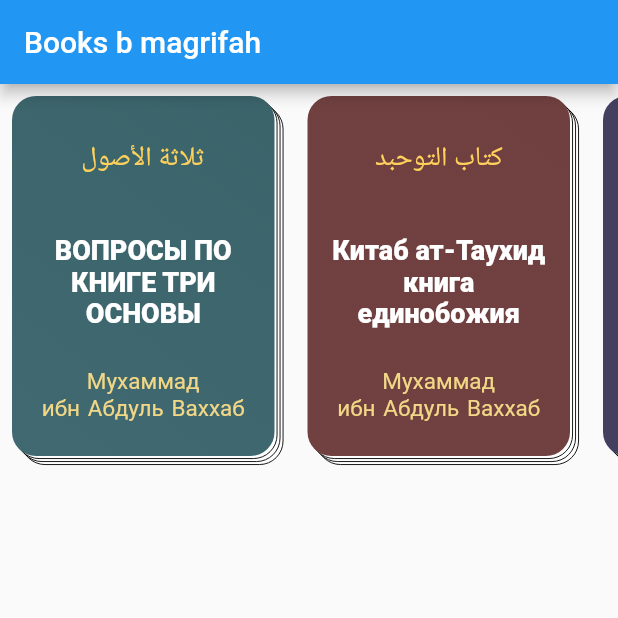
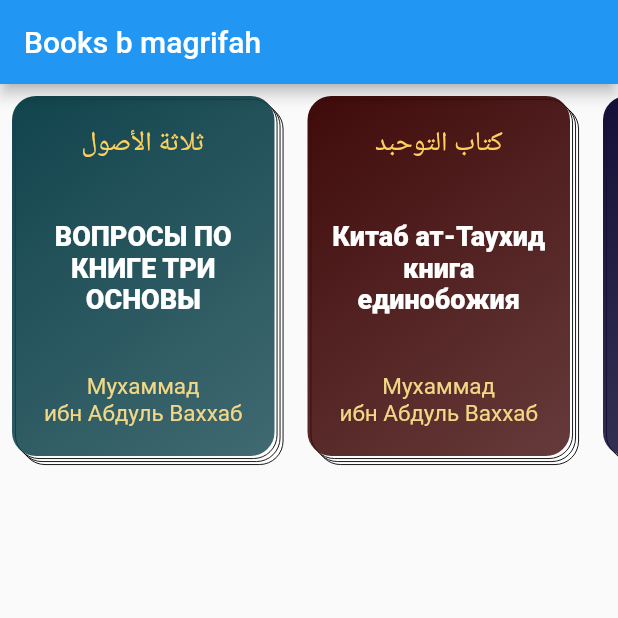
Before and after one commit to Sadid-USN/List-books-ui, a Flutter app: the screen it shows after launch, on a phone screen of 412 x 824 dp, the top half of it. Run offline on Flutter 3.47's test engine with Material 2 defaults, Android fonts, the phone set to English and light mode, and no system bars; Roboto replaces fonts that are missing (Scheherazade).

Commit message:
refactor cards

```diff
--- a/lib/book_card.dart
+++ b/lib/book_card.dart
@@ -1,29 +1,33 @@
 import 'package:flutter/material.dart';
 
-
 class BookCard extends StatelessWidget {
-  const BookCard(
-      {Key? key,
-      this.height,
-      this.width,
-      this.containerColor,
-      this.bookTitleAr,
-      this.titleColorAr,
-      this.bookTitleRu,
-      this.titleColorRu,
-      this.authorName,
-      this.authorNameColor,
-      })
-      : super(key: key);
+  const BookCard({
+    Key? key,
+    this.height,
+    this.width,
+    this.backgroundColor = 0,
+    this.title,
+    this.titleColor = 0,
+    this.titleSize = 18,
+    this.topText,
+    this.topTextColor = 0,
+    this.topTextSize = 18,
+    this.bottomText,
+    this.bottomTextColor = 0,
+    this.bottomTextSize = 15,
+  }) : super(key: key);
   final double? height;
   final double? width;
-  final BoxDecoration? containerColor;
-  final Color? titleColorAr;
-  final Color? titleColorRu;
-  final Color? authorNameColor;
-  final String? bookTitleRu;
-  final String? authorName;
-  final String? bookTitleAr;
+  final int backgroundColor;
+  final int topTextColor;
+  final int titleColor;
+  final int bottomTextColor;
+  final String? title;
+  final String? bottomText;
+  final String? topText;
+  final double titleSize;
+  final double topTextSize;
+  final double bottomTextSize;
 
   @override
   Widget build(BuildContext context) {
@@ -55,7 +59,7 @@ class BookCard extends StatelessWidget {
         Padding(
           padding: const EdgeInsets.only(top: 2, left: 2),
           child: Container(
-               height: height,
+              height: height,
               width: width,
               decoration: BoxDecoration(
                 border: Border.all(color: Colors.black, width: 0.6),
@@ -67,55 +71,58 @@ class BookCard extends StatelessWidget {
           children: [
             Flexible(
               child: Container(
-                 height: height,
+                height: height,
                 width: width,
-                decoration: containerColor,
+                decoration: BoxDecoration(
+                    borderRadius: BorderRadius.all(Radius.circular(16)),
+                    // border: Border.all(color: Colors.black, width: 0.6),
+                    color: Colors.white,
+                    gradient: LinearGradient(
+                      begin: Alignment.topLeft,
+                      end: Alignment.bottomRight,
+                      colors: [
+                        Color(backgroundColor),
+                        Color(backgroundColor - 0x33000000),
+                      ],
+                    )),
                 child: Column(
                   mainAxisAlignment: MainAxisAlignment.center,
                   crossAxisAlignment: CrossAxisAlignment.center,
                   children: [
-                    const SizedBox(
-                      height: 15.0,
-                    ),
-                    Text(
-                      bookTitleAr ??'',
-                      style: TextStyle(
-                          fontFamily: 'Scheherazade',
-                          fontSize: 18,
-                          color: titleColorAr),
-                    ),
-                    const SizedBox(
-                      height: 30.0,
-                    ),
+                    Spacer(flex: 1),
                     Padding(
                       padding: const EdgeInsets.all(8.0),
                       child: Text(
-                        bookTitleRu ?? '',
-                        textAlign: TextAlign.center,
+                        topText ?? '',
                         style: TextStyle(
-
-                          overflow: TextOverflow.visible,
-                            fontFamily: 'Scheherazade',
-                            fontSize: 18,
-                            fontWeight: FontWeight.w800,
-                            color: titleColorRu),
+                            fontSize: topTextSize, color: Color(topTextColor)),
                       ),
                     ),
-                    const SizedBox(
-                      height: 10.0,
-                    ),
+                    Spacer(flex: 2),
                     Padding(
                       padding: const EdgeInsets.all(8.0),
                       child: Text(
-                        authorName ?? '',
+                        title ?? '',
                         textAlign: TextAlign.center,
                         style: TextStyle(
-                            wordSpacing: 1.5,
-                            fontFamily: 'Roboto',
-                            fontSize: 15,
-                            color: authorNameColor),
+                            overflow: TextOverflow.visible,
+                            fontSize: titleSize,
+                            fontWeight: FontWeight.w800,
+                            color: Color(titleColor)),
                       ),
-                    )
+                    ),
+                    Spacer(flex: 2),
+                    Padding(
+                      padding: const EdgeInsets.all(8.0),
+                      child: Text(
+                        bottomText ?? '',
+                        textAlign: TextAlign.center,
+                        style: TextStyle(
+                            fontSize: bottomTextSize,
+                            color: Color(bottomTextColor)),
+                      ),
+                    ),
+                    Spacer(flex: 1),
                   ],
                 ),
               ),
--- a/lib/book_ditails.dart
+++ /dev/null
@@ -1,19 +0,0 @@
-import 'package:flutter/material.dart';
-
-class BookDetails extends StatefulWidget {
-  const BookDetails({Key? key}) : super(key: key);
-
-  @override
-  _BookDetailsState createState() => _BookDetailsState();
-}
-
-class _BookDetailsState extends State<BookDetails> {
-  @override
-  Widget build(BuildContext context) {
-    return Scaffold(
-        appBar: AppBar(
-      title: const Text('Details Screen'),
-      centerTitle: true,
-    ));
-  }
-}
--- a/lib/colors/colors.dart
+++ b/lib/colors/colors.dart
@@ -1,42 +1,9 @@
 import 'package:flutter/material.dart';
 
-Color titleColorAr = const Color(0xffFFD15C);
-Color titleColorRu = const Color(0xffFFffff);
-Color authorNameColor = const Color(0xffF1D786);
+int titleColorAr = 0xffFFD15C;
+int titleColorRu = 0xffFFffff;
+int authorNameColor = 0xffF1D786;
 
-BoxDecoration containerColor1 = const BoxDecoration(
-    borderRadius:  BorderRadius.all(Radius.circular(16)),
-   // border: Border.all(color: Colors.black, width: 0.6),
-    color: Colors.white,
-    gradient: LinearGradient(
-      begin: Alignment.topRight,
-      end: Alignment.bottomLeft,
-      colors: [
-        Color(0xff3a636a),
-        Color(0xff416971),
-
-      ],
-    ));
-
-BoxDecoration containerColor2 = const BoxDecoration(
-    borderRadius: BorderRadius.all(Radius.circular(16)),
-    gradient: LinearGradient(
-      begin: Alignment.topRight,
-      end: Alignment.bottomLeft,
-      colors: [
-        Color(0xff704040),
-        Color(0xff714141),
-      ],
-    ));
-
-    BoxDecoration containerColor3 = const BoxDecoration(
-    borderRadius: BorderRadius.all(Radius.circular(16)),
-    gradient: LinearGradient(
-      begin: Alignment.topRight,
-      end: Alignment.bottomLeft,
-      colors: [
-        Color(0xff433f5f),
-        Color(0xff433f5f),
-
-      ],
-    ));
+int containerColor_1 = 0xff11444d;
+int containerColor_2 = 0xff400a0a;
+int containerColor_3 = 0xff140f37;
--- a/lib/home_page.dart
+++ b/lib/home_page.dart
@@ -15,35 +15,35 @@ class HomePage extends StatelessWidget {
           scrollDirection: Axis.horizontal,
           children: [
             BookCard(
-              titleColorRu: titleColorRu,
-              authorNameColor: authorNameColor,
-              titleColorAr: titleColorAr,
-              bookTitleAr: 'ثلاثة الأصول',
-              authorName: 'Мухаммад\nибн Абдуль Ваххаб',
-              bookTitleRu: "ВОПРОСЫ ПО КНИГЕ ТРИ ОСНОВЫ",
-              containerColor: containerColor1,
+              titleColor: titleColorRu,
+              bottomTextColor: authorNameColor,
+              topTextColor: titleColorAr,
+              topText: 'ثلاثة الأصول',
+              bottomText: 'Мухаммад\nибн Абдуль Ваххаб',
+              title: "ВОПРОСЫ ПО КНИГЕ ТРИ ОСНОВЫ",
+              backgroundColor: containerColor_1,
               height: 240,
               width: 175,
             ),
             BookCard(
-              titleColorRu: titleColorRu,
-              titleColorAr: titleColorAr,
-              authorNameColor: authorNameColor,
-              bookTitleAr: 'كتاب التوحبد',
-              authorName: 'Мухаммад\nибн Абдуль Ваххаб',
-              bookTitleRu: "Китаб ат-Таухид книга единобожия",
-              containerColor: containerColor2,
+              titleColor: titleColorRu,
+              topTextColor: titleColorAr,
+              bottomTextColor: authorNameColor,
+              topText: 'كتاب التوحبد',
+              bottomText: 'Мухаммад\nибн Абдуль Ваххаб',
+              title: "Китаб ат-Таухид книга единобожия",
+              backgroundColor: containerColor_2,
               height: 240,
               width: 175,
             ),
               BookCard(
-              titleColorRu: titleColorRu,
-              titleColorAr: titleColorAr,
-              authorNameColor: authorNameColor,
-              bookTitleAr: 'كتاب التوحبد',
-              authorName: 'Мухаммад\nибн Абдуль Ваххаб',
-              bookTitleRu: "Китаб ат-Таухид книга единобожия",
-              containerColor: containerColor3,
+              titleColor: titleColorRu,
+              topTextColor: titleColorAr,
+              bottomTextColor: authorNameColor,
+              topText: 'كتاب التوحبد',
+              bottomText: 'Мухаммад\nибн Абдуль Ваххаб',
+              title: "Китаб ат-Таухид книга единобожия",
+              backgroundColor: containerColor_3,
               height: 240,
               width: 175,
             ),
```
